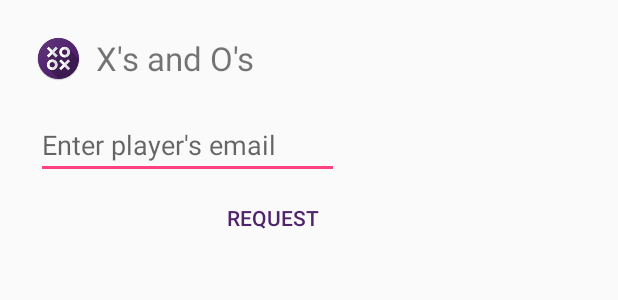
After one commit to semani2/TicTacToe, an Android app: the layout request_dialog_layout.xml on its own in the app's theme, with its tools: preview values and no code run, on a phone screen of 412 x 824 dp. The commit adds this screen. Shown: the top 300 px of the screen. Run offline under Robolectric (Android 15) with nearby library versions, the phone set to English and light mode, and no system bars.

Commit message:
Multiplayer game refactored. Minor bugs

```diff
--- /dev/null
+++ b/app/src/main/res/layout/request_dialog_layout.xml
@@ -0,0 +1,68 @@
+<?xml version="1.0" encoding="utf-8"?>
+<LinearLayout xmlns:android="http://schemas.android.com/apk/res/android"
+    android:orientation="vertical"
+    android:layout_width="250dp"
+    android:layout_height="wrap_content">
+
+    <LinearLayout
+        android:layout_width="match_parent"
+        android:layout_height="wrap_content"
+        android:orientation="horizontal"
+        android:layout_marginStart="24dp"
+        android:layout_marginEnd="24dp"
+        android:layout_marginTop="24dp"
+        android:layout_marginBottom="20dp">
+
+        <ImageView
+            android:layout_width="30dp"
+            android:layout_height="30dp"
+            android:src="@drawable/ic_launcher_round"/>
+
+        <TextView
+            android:layout_width="wrap_content"
+            android:layout_height="wrap_content"
+            android:text="@string/app_name"
+            android:layout_gravity="center_vertical"
+            android:layout_marginStart="10dp"
+            android:textSize="22sp"/>
+    </LinearLayout>
+
+    <LinearLayout
+        android:layout_width="match_parent"
+        android:layout_height="wrap_content"
+        android:layout_marginStart="24dp"
+        android:layout_marginEnd="24dp"
+        android:orientation="vertical">
+
+        <TextView
+            android:layout_width="wrap_content"
+            android:layout_height="wrap_content"
+            android:text="@string/str_request_from"
+            android:id="@+id/request_text_view"
+            android:visibility="gone"/>
+
+        <EditText
+            android:layout_width="match_parent"
+            android:layout_height="wrap_content"
+            android:id="@+id/player_email_edit_text"
+            android:hint="@string/str_players_email"
+            android:inputType="textEmailAddress"/>
+    </LinearLayout>
+
+    <LinearLayout
+        android:layout_width="match_parent"
+        android:layout_height="52dp"
+        android:paddingTop="8dp"
+        android:paddingBottom="8dp"
+        android:paddingStart="24dp"
+        android:paddingEnd="24dp"
+        android:gravity="end">
+        <Button
+            android:layout_width="wrap_content"
+            android:layout_height="wrap_content"
+            android:id="@+id/request_accept_button"
+            android:background="@android:color/transparent"
+            android:text="@string/str_request"
+            android:textColor="@color/colorPrimary" />
+    </LinearLayout>
+</LinearLayout>
--- a/app/src/main/res/values/strings.xml
+++ b/app/src/main/res/values/strings.xml
@@ -81,4 +81,5 @@
     <string name="pref_title_vibrate">Vibrate</string>
     <string name="str_play_ai">Play AI</string>
     <string name="str_play_online">Play online</string>
+    <string name="str_request_from">You have a game request from:</string>
 </resources>
```
Also changed, not shown: app/src/main/java/com/sai/tictactoe/MainActivity.kt (+76 -7 lines), app/src/main/res/layout/activity_main.xml (+18 -40 lines), app/src/main/res/drawable-hdpi/ic_face.png (added), app/src/main/res/drawable-mdpi/ic_face.png (added), app/src/main/res/drawable-xhdpi/ic_face.png (added), app/src/main/res/drawable-xxhdpi/ic_face.png (added), app/src/main/res/drawable-xxxhdpi/ic_face.png (added).
